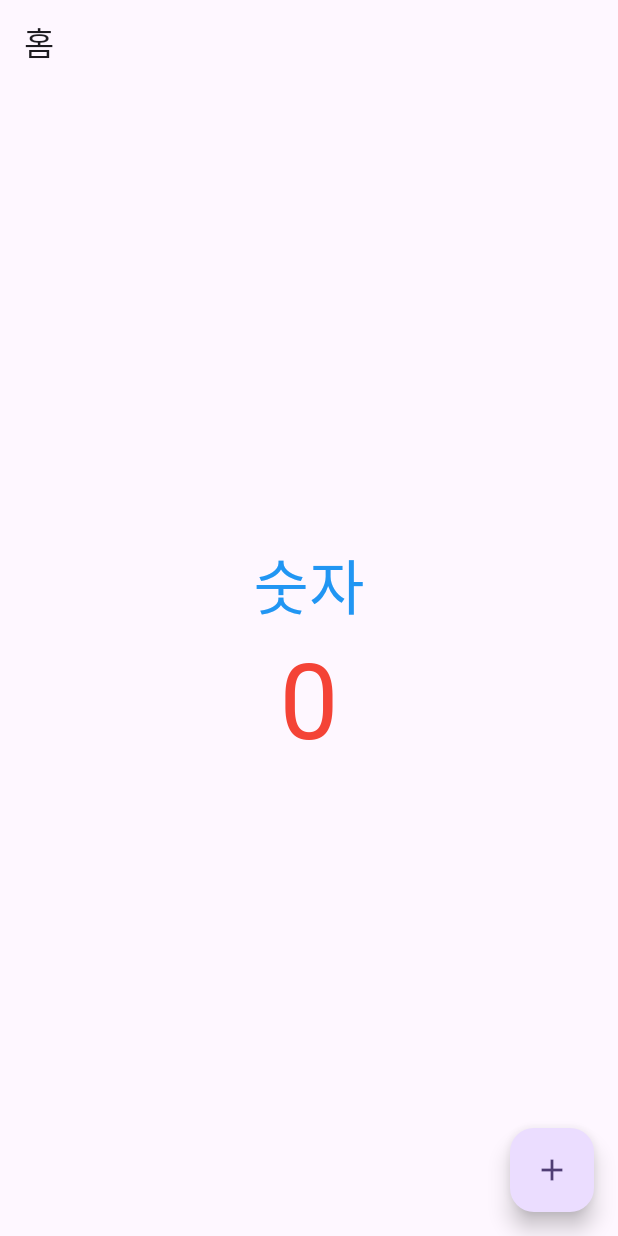
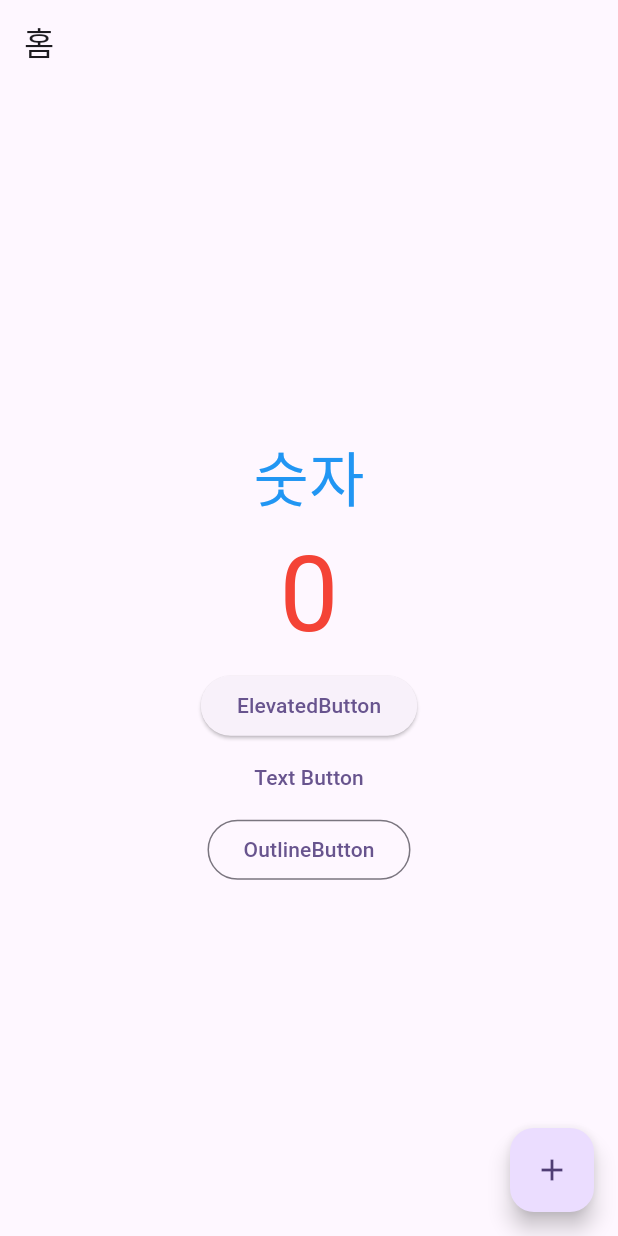
Before and after one commit to chordpli/inflearn-flutter, a Flutter app: the screen it shows after launch, on a phone screen of 412 x 824 dp. Run offline on Flutter 3.47's test engine with Material 3 defaults, Android fonts, the phone set to English and light mode, and no system bars.

Commit message:
feat: 여러가지 버튼

```diff
--- a/lib/main.dart
+++ b/lib/main.dart
@@ -55,6 +55,20 @@
                 fontSize: 70,
               ),
             ),
+            ElevatedButton(
+              onPressed: () {
+                print('elecated');
+              },
+              child: Text('ElevatedButton'),
+            ),
+            TextButton(
+              onPressed: () {},
+              child: Text('Text Button'),
+            ),
+            OutlinedButton(
+              onPressed: () {},
+              child: Text('OutlineButton'),
+            ),
           ],
         ),
       ),
```
